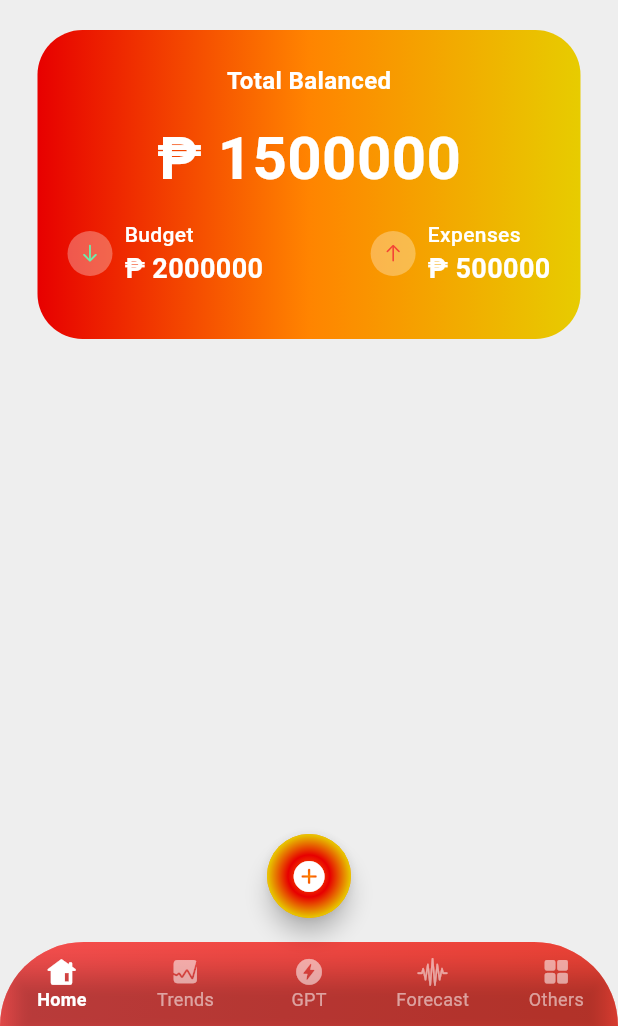
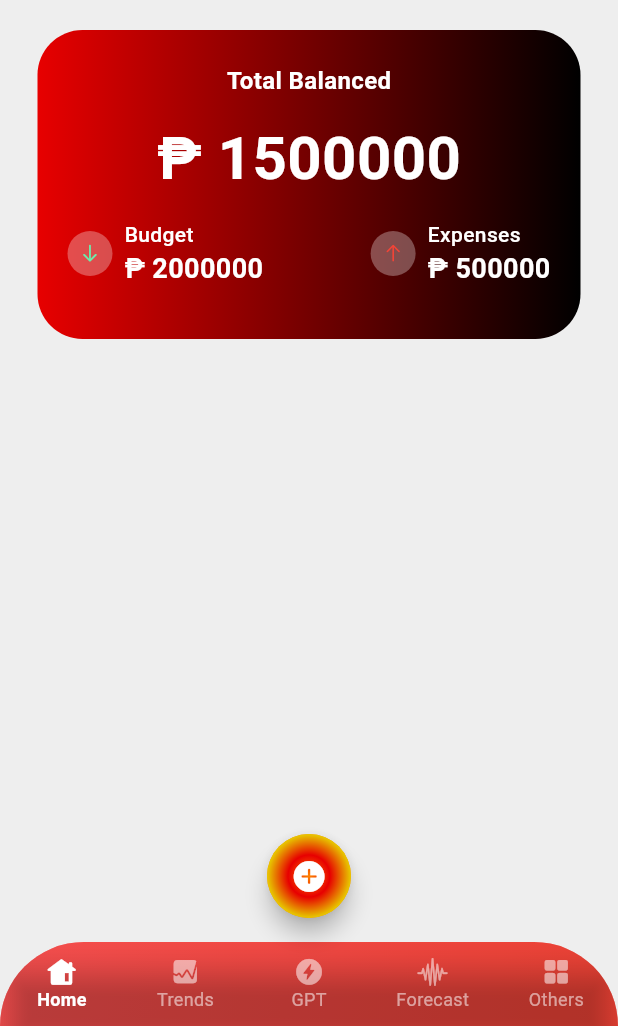
Before and after one commit to donyelqt/pera-pinoy, a Flutter app: the screen it shows after launch, on a phone screen of 412 x 824 dp, the part 210-1236 px from its top. Run offline on Flutter 3.47's test engine with Material 3 defaults, Android fonts, the light colour scheme and no system bars.

Commit message:
"Updated gradient colors in MainScreen: replaced primary with onSurface and commented out tertiary"

```diff
--- a/lib/screens/home/views/main_screen.dart
+++ b/lib/screens/home/views/main_screen.dart
@@ -85,8 +85,8 @@ class MainScreen extends StatelessWidget {
                 gradient: LinearGradient(
                   colors: [
                     Theme.of(context).colorScheme.secondary,
-                    Theme.of(context).colorScheme.primary,
-                    Theme.of(context).colorScheme.tertiary,
+                    Theme.of(context).colorScheme.onSurface, // remove primary and replace with onSurface
+                    // Theme.of(context).colorScheme.tertiary,
                   ],
                 ),
                 borderRadius: BorderRadius.circular(30),
```
